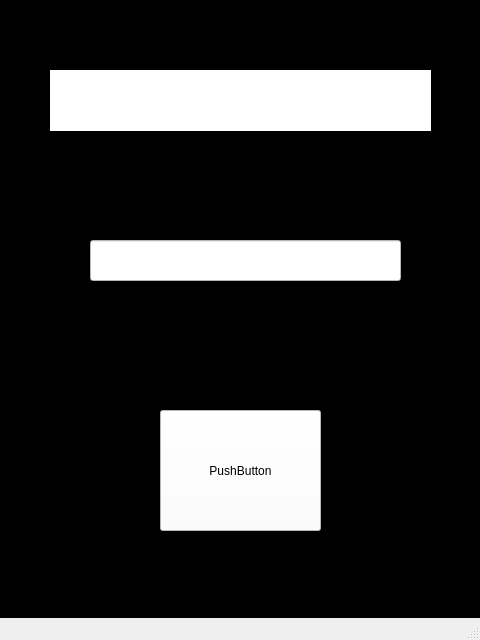
First picture: the form in МДК/LABA 5/Python/ui/design.ui, repository whgds1360/practise_on_c-, before the edit.
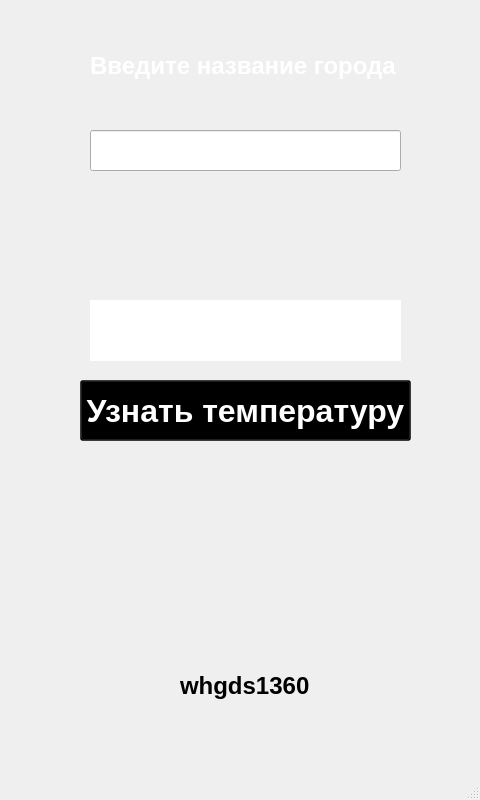
Second picture: the form after the edit. Icons and pictures are not drawn.

Diff of the .ui file:
```diff
--- a/МДК/LABA 5/Python/ui/design.ui
+++ b/МДК/LABA 5/Python/ui/design.ui
@@ -7,41 +7,93 @@
     <x>0</x>
     <y>0</y>
     <width>480</width>
-    <height>640</height>
+    <height>800</height>
    </rect>
   </property>
+  <property name="minimumSize">
+   <size>
+    <width>480</width>
+    <height>800</height>
+   </size>
+  </property>
+  <property name="maximumSize">
+   <size>
+    <width>480</width>
+    <height>800</height>
+   </size>
+  </property>
   <property name="windowTitle">
    <string>Weather</string>
   </property>
+  <property name="windowIcon">
+   <iconset resource="resources.qrc">
+    <normaloff>:/MainForm/icon.png</normaloff>:/MainForm/icon.png</iconset>
+  </property>
+  <property name="styleSheet">
+   <string notr="true"/>
+  </property>
   <widget class="QWidget" name="MainForm">
+   <property name="minimumSize">
+    <size>
+     <width>480</width>
+     <height>800</height>
+    </size>
+   </property>
+   <property name="maximumSize">
+    <size>
+     <width>480</width>
+     <height>800</height>
+    </size>
+   </property>
    <property name="styleSheet">
-    <string notr="true">background-color:black</string>
+    <string notr="true">background-image: url(:/MainForm/BackGround.png);
+border-image: url(:/MainForm/BackGround.png) stretch stretch;</string>
    </property>
    <widget class="QPushButton" name="ExecuteButton">
     <property name="geometry">
      <rect>
-      <x>160</x>
-      <y>410</y>
-      <width>161</width>
-      <height>121</height>
+      <x>80</x>
+      <y>380</y>
+      <width>331</width>
+      <height>61</height>
      </rect>
     </property>
+    <property name="font">
+     <font>
+      <family>Segoe UI</family>
+      <pointsize>24</pointsize>
+      <weight>75</weight>
+      <italic>false</italic>
+      <bold>true</bold>
+     </font>
+    </property>
     <property name="styleSheet">
-     <string notr="true">background-color: white</string>
+     <string notr="true">background-color: rgba(0, 0, 0, 0.5);  /* Чёрный с прозрачностью 50% */
+/* или */
+background-color: #80000000;  /* ARGB: 50% прозрачности */
+color: white;</string>
     </property>
     <property name="text">
-     <string>PushButton</string>
+     <string>Узнать температуру</string>
     </property>
    </widget>
    <widget class="QLabel" name="OutPutLabel">
     <property name="geometry">
      <rect>
-      <x>50</x>
-      <y>70</y>
-      <width>381</width>
+      <x>90</x>
+      <y>300</y>
+      <width>311</width>
       <height>61</height>
      </rect>
     </property>
+    <property name="font">
+     <font>
+      <family>Segoe UI</family>
+      <pointsize>16</pointsize>
+      <weight>75</weight>
+      <bold>true</bold>
+     </font>
+    </property>
     <property name="styleSheet">
      <string notr="true">background-color: white</string>
     </property>
@@ -53,13 +105,89 @@
     <property name="geometry">
      <rect>
       <x>90</x>
-      <y>240</y>
+      <y>130</y>
       <width>311</width>
       <height>41</height>
      </rect>
     </property>
+    <property name="font">
+     <font>
+      <family>Segoe UI</family>
+      <pointsize>24</pointsize>
+      <weight>75</weight>
+      <bold>true</bold>
+     </font>
+    </property>
     <property name="styleSheet">
-     <string notr="true">background-color: white</string>
+     <string notr="true">color: white;
+justify-content: center;
+</string>
+    </property>
+    <property name="text">
+     <string/>
+    </property>
+   </widget>
+   <widget class="QLabel" name="label">
+    <property name="geometry">
+     <rect>
+      <x>90</x>
+      <y>40</y>
+      <width>311</width>
+      <height>51</height>
+     </rect>
+    </property>
+    <property name="font">
+     <font>
+      <family>Segoe UI</family>
+      <pointsize>18</pointsize>
+      <weight>75</weight>
+      <bold>true</bold>
+     </font>
+    </property>
+    <property name="styleSheet">
+     <string notr="true">color: white
+</string>
+    </property>
+    <property name="text">
+     <string>Введите название города</string>
+    </property>
+   </widget>
+   <widget class="QLabel" name="label_3">
+    <property name="geometry">
+     <rect>
+      <x>110</x>
+      <y>500</y>
+      <width>271</width>
+      <height>151</height>
+     </rect>
+    </property>
+    <property name="styleSheet">
+     <string notr="true">image: url(:/MainForm/Github.png);
+</string>
+    </property>
+    <property name="text">
+     <string/>
+    </property>
+   </widget>
+   <widget class="QLabel" name="label_2">
+    <property name="geometry">
+     <rect>
+      <x>180</x>
+      <y>670</y>
+      <width>131</width>
+      <height>31</height>
+     </rect>
+    </property>
+    <property name="font">
+     <font>
+      <family>Segoe UI</family>
+      <pointsize>18</pointsize>
+      <weight>75</weight>
+      <bold>true</bold>
+     </font>
+    </property>
+    <property name="text">
+     <string>whgds1360</string>
     </property>
    </widget>
   </widget>
```
Left out of the diff: 7 changed lines with no effect on the pictures.
